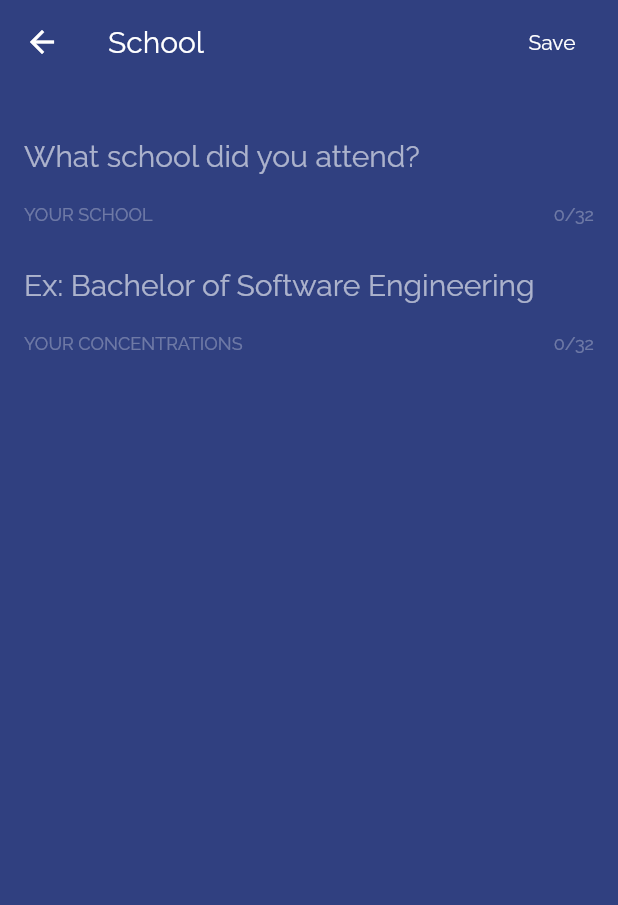
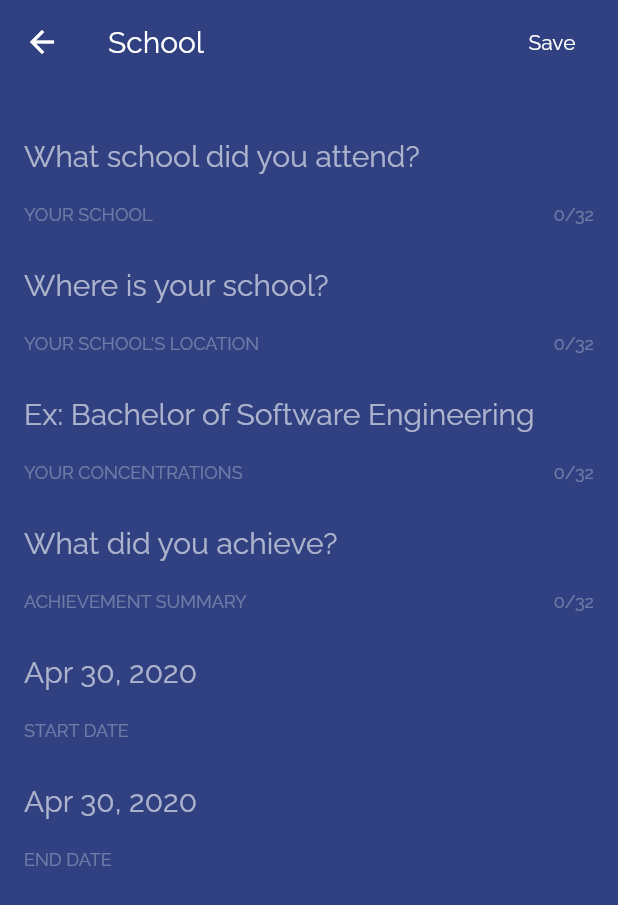
Before and after one commit to simonpham/easy_cv, a Flutter app: the StoryEditPage screen opened directly, on a phone screen of 412 x 824 dp. Shown: the top 905 px of the screen. Run offline on Flutter 3.47's test engine with Material 2 defaults, Android fonts, the phone set to English and light mode, and no system bars; our stand-ins replace cached_network_image, cloud_firestore, dio, firebase_auth, flutter_datetime_picker, fluttertoast and 2 more; accounts and stored records are empty.

Commit message:
feat: done school edit ui

```diff
--- a/lib/ui/pages/story_edit_page.dart
+++ b/lib/ui/pages/story_edit_page.dart
@@ -1,6 +1,8 @@
+import 'package:easy_cv/ui/widgets/tappable.dart';
 import 'package:easy_cv/utils/extensions.dart';
 import 'package:easy_cv/view_models/story_edit_view_model.dart';
 import 'package:flutter/material.dart';
+import 'package:flutter_datetime_picker/flutter_datetime_picker.dart';
 import 'package:scoped_model/scoped_model.dart';
 
 final storyEditViewModel = StoryEditViewModel();
@@ -34,13 +36,27 @@ class StoryEditPage extends StatelessWidget {
                 ),
               ],
             ),
-            body: Column(
-              children: <Widget>[
+            body: SingleChildScrollView(
+              child: Column(
+                children: <Widget>[]
+                  ..addAll(_buildSchool(context, model, _maxNameLength))
+                  ..addAll(_buildWorkplace(context, model, _maxNameLength)),
+              ),
+            ).addPaddingHorizontal(2).addPaddingVertical().wrapSafeArea(),
+          );
+        },
+      ),
+    );
+  }
+
+  List<Widget> _buildSchool(
+      BuildContext context, StoryEditViewModel model, int maxNameLength) {
+    return [
       TextField(
         focusNode: model.schoolFocusNode,
         textInputAction: TextInputAction.next,
         onEditingComplete: () async {
-                    model.majorFocusNode.requestFocus();
+          model.locationFocusNode.requestFocus();
         },
         controller: model.schoolTextController,
         decoration: InputDecoration(
@@ -49,7 +65,7 @@ class StoryEditPage extends StatelessWidget {
           errorStyle: TextStyle(
             color: Colors.white.withOpacity(0.3),
           ),
-                    counterText: "${model.school?.length ?? 0}/$_maxNameLength",
+          counterText: "${model.school?.length ?? 0}/$maxNameLength",
           counterStyle: TextStyle(
             color: Colors.white.withOpacity(0.3),
           ),
@@ -61,26 +77,24 @@ class StoryEditPage extends StatelessWidget {
         style: context.textTheme.headline6.copyWith(
           color: Colors.white.withOpacity(0.87),
         ),
-                  maxLength: _maxNameLength,
+        maxLength: maxNameLength,
         maxLengthEnforced: true,
-                  onChanged: (text) =>
-                      model.school = model.schoolTextController.text,
+        onChanged: (text) => model.school = model.schoolTextController.text,
       ).addMarginTop(),
       TextField(
-                  focusNode: model.majorFocusNode,
+        focusNode: model.locationFocusNode,
         textInputAction: TextInputAction.next,
         onEditingComplete: () async {
-//                    await _handleNextPage(context, model);
-//                    model.companyFocusNode.requestFocus();
+          model.majorFocusNode.requestFocus();
         },
-                  controller: model.majorTextController,
+        controller: model.locationTextController,
         decoration: InputDecoration(
-                    hintText: "Ex: Bachelor of Software Engineering",
-                    errorText: "YOUR CONCENTRATIONS",
+          hintText: "Where is your school?",
+          errorText: "YOUR SCHOOL'S LOCATION",
           errorStyle: TextStyle(
             color: Colors.white.withOpacity(0.3),
           ),
-                    counterText: "${model.major?.length ?? 0}/$_maxNameLength",
+          counterText: "${model.location?.length ?? 0}/$maxNameLength",
           counterStyle: TextStyle(
             color: Colors.white.withOpacity(0.3),
           ),
@@ -92,17 +106,138 @@ class StoryEditPage extends StatelessWidget {
         style: context.textTheme.headline6.copyWith(
           color: Colors.white.withOpacity(0.87),
         ),
-                  maxLength: _maxNameLength,
+        maxLength: maxNameLength,
         maxLengthEnforced: true,
-                  onChanged: (text) =>
-                      model.major = model.majorTextController.text,
+        onChanged: (text) => model.location = model.locationTextController.text,
       ).addMarginTop(),
-              ],
-            ).addPaddingHorizontal(2).addPaddingVertical().wrapSafeArea(),
+      TextField(
+        focusNode: model.majorFocusNode,
+        textInputAction: TextInputAction.next,
+        onEditingComplete: () async {
+          model.summaryFocusNode.requestFocus();
+        },
+        controller: model.majorTextController,
+        decoration: InputDecoration(
+          hintText: "Ex: Bachelor of Software Engineering",
+          errorText: "YOUR CONCENTRATIONS",
+          errorStyle: TextStyle(
+            color: Colors.white.withOpacity(0.3),
+          ),
+          counterText: "${model.major?.length ?? 0}/$maxNameLength",
+          counterStyle: TextStyle(
+            color: Colors.white.withOpacity(0.3),
+          ),
+          hintStyle: TextStyle(
+            color: Colors.white.withOpacity(0.6),
+          ),
+          contentPadding: EdgeInsets.zero,
+        ),
+        style: context.textTheme.headline6.copyWith(
+          color: Colors.white.withOpacity(0.87),
+        ),
+        maxLength: maxNameLength,
+        maxLengthEnforced: true,
+        onChanged: (text) => model.major = model.majorTextController.text,
+      ).addMarginTop(),
+      TextField(
+        focusNode: model.summaryFocusNode,
+        textInputAction: TextInputAction.done,
+        onEditingComplete: () async {
+          context.hideKeyboard();
+//                    await _handleNextPage(context, model);
+//                    model.companyFocusNode.requestFocus();
+        },
+        controller: model.summaryTextController,
+        decoration: InputDecoration(
+          hintText: "What did you achieve?",
+          errorText: "ACHIEVEMENT SUMMARY",
+          errorStyle: TextStyle(
+            color: Colors.white.withOpacity(0.3),
+          ),
+          counterText: "${model.summary?.length ?? 0}/$maxNameLength",
+          counterStyle: TextStyle(
+            color: Colors.white.withOpacity(0.3),
+          ),
+          hintStyle: TextStyle(
+            color: Colors.white.withOpacity(0.6),
+          ),
+          contentPadding: EdgeInsets.zero,
+        ),
+        style: context.textTheme.headline6.copyWith(
+          color: Colors.white.withOpacity(0.87),
+        ),
+        maxLength: maxNameLength,
+        maxLengthEnforced: true,
+        onChanged: (text) => model.summary = model.summaryTextController.text,
+      ).addMarginTop(),
+      Tappable(
+        onTap: () {
+          DatePicker.showDatePicker(
+            context,
+            showTitleActions: true,
+            minTime: DateTime(2018, 3, 5),
+            maxTime: DateTime.now(),
+            onConfirm: (DateTime date) {
+              model.startDate = date.millisecondsSinceEpoch;
+            },
+            currentTime: DateTime.now(),
           );
         },
+        child: TextField(
+          enabled: false,
+          decoration: InputDecoration(
+            hintText: model.startDate.toString().toDate(),
+            errorText: "START DATE",
+            errorStyle: TextStyle(
+              color: Colors.white.withOpacity(0.3),
             ),
+            hintStyle: TextStyle(
+              color: Colors.white.withOpacity(0.6),
+            ),
+            contentPadding: EdgeInsets.zero,
+          ),
+          style: context.textTheme.headline6.copyWith(
+            color: Colors.white.withOpacity(0.87),
+          ),
+        ),
+      ).addMarginTop(),
+      Tappable(
+        onTap: () {
+          DatePicker.showDatePicker(
+            context,
+            showTitleActions: true,
+            minTime: DateTime(2018, 3, 5),
+            maxTime: DateTime.now(),
+            onConfirm: (DateTime date) {
+              model.endDate = date.millisecondsSinceEpoch;
+            },
+            currentTime: DateTime.now(),
           );
+        },
+        child: TextField(
+          enabled: false,
+          decoration: InputDecoration(
+            hintText: model.endDate.toString().toDate(),
+            errorText: "END DATE",
+            errorStyle: TextStyle(
+              color: Colors.white.withOpacity(0.3),
+            ),
+            hintStyle: TextStyle(
+              color: Colors.white.withOpacity(0.6),
+            ),
+            contentPadding: EdgeInsets.zero,
+          ),
+          style: context.textTheme.headline6.copyWith(
+            color: Colors.white.withOpacity(0.87),
+          ),
+        ),
+      ).addMarginTop(),
+    ];
+  }
+
+  List<Widget> _buildWorkplace(
+      BuildContext context, StoryEditViewModel model, int maxNameLength) {
+    return [];
   }
 }
 
--- a/lib/view_models/story_edit_view_model.dart
+++ b/lib/view_models/story_edit_view_model.dart
@@ -204,6 +204,26 @@ class StoryEditViewModel extends Model {
     notifyListeners();
   }
 
+  /// Start date
+  int _startDate;
+
+  int get startDate => _startDate;
+
+  set startDate(int value) {
+    _startDate = value;
+    notifyListeners();
+  }
+
+  /// End date
+  int _endDate;
+
+  int get endDate => _endDate;
+
+  set endDate(int value) {
+    _endDate = value;
+    notifyListeners();
+  }
+
   void reset({
     String location,
     String school,
@@ -241,6 +261,9 @@ class StoryEditViewModel extends Model {
     summaryTextController = TextEditingController(text: summary ?? "");
     summaryFocusNode = FocusNode();
     this.summary = summary ?? "";
+
+    this.startDate = DateTime.now().millisecondsSinceEpoch;
+    this.endDate = DateTime.now().millisecondsSinceEpoch;
   }
 
   void initSchool(Story story) {
--- a/pubspec.yaml
+++ b/pubspec.yaml
@@ -26,6 +26,7 @@ dependencies:
   cached_network_image: ^2.0.0
   shimmer: ^1.0.1
   fluttertoast: ^4.0.1
+  flutter_datetime_picker: ^1.3.8
 
   # utils
   url_launcher: ^5.4.1
```
Also changed, not shown: pubspec.lock. Lines whose indentation alone changed are shown as unchanged.
